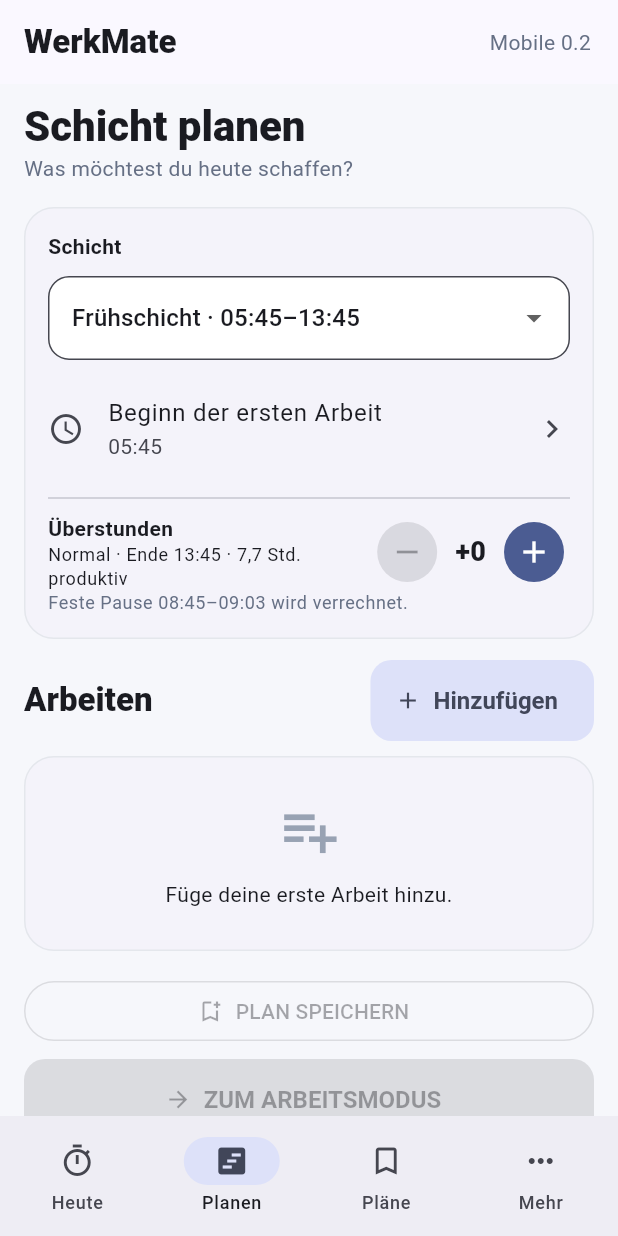
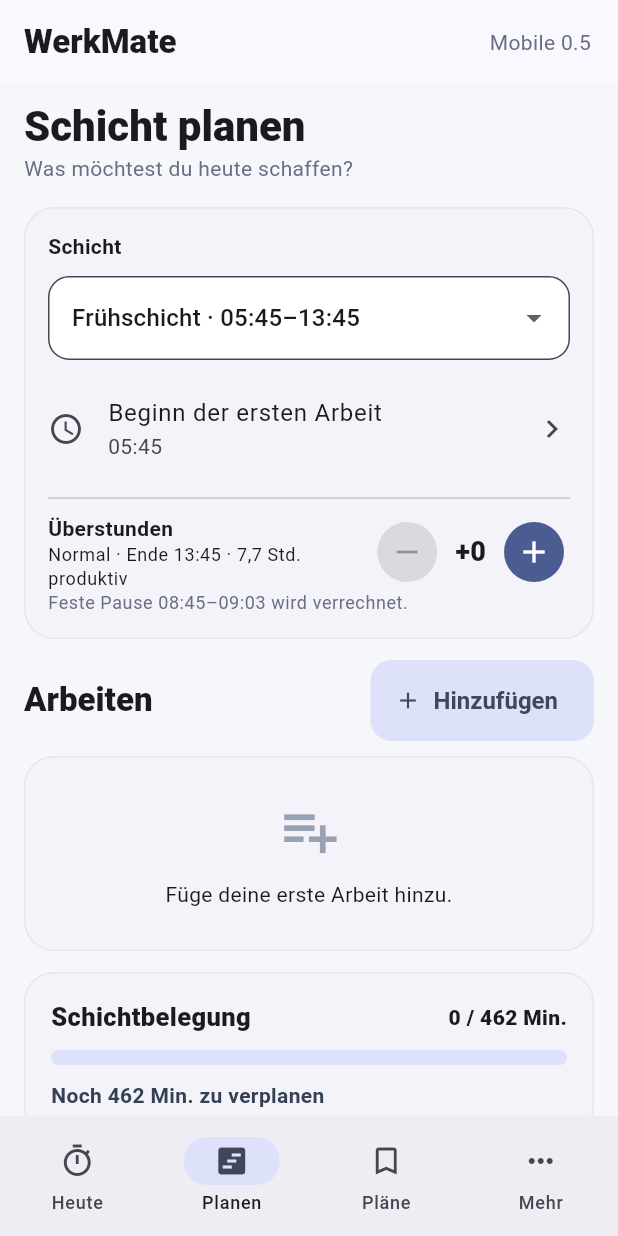
Before and after one commit to heinrichheinrichson-bit/WerkMate, a Flutter app: the screen it shows after launch, on a phone screen of 412 x 824 dp. Run offline on Flutter 3.47's test engine with Material 3 defaults, Android fonts, the light colour scheme and no system bars; our stand-ins replace clock, shared_preferences, timezone; missing offline and left inert: flutter_local_notifications_linux, flutter_local_notifications_platform_interface, flutter_local_notifications_windows.

Commit message:
Show remaining and overplanned shift capacity

```diff
--- a/mobile/lib/main.dart
+++ b/mobile/lib/main.dart
@@ -115,7 +115,7 @@
           padding: EdgeInsets.only(right: 18),
           child: Center(
             child: Text(
-              'Mobile 0.2',
+              'Mobile 0.5',
               style: TextStyle(color: Color(0xff667085)),
             ),
           ),
@@ -301,6 +301,16 @@
           shift.pauseEnd,
         ) /
         60;
+    final capacityMinutes = productiveHours * 60;
+    final plannedMinutes = widget.plan.items.fold<double>(
+      0,
+      (total, item) => total + item.quantity * item.minutesPerPiece,
+    );
+    final openMinutes = capacityMinutes - plannedMinutes;
+    final overplanned = openMinutes < 0;
+    final planProgress = capacityMinutes <= 0
+        ? 0.0
+        : (plannedMinutes / capacityMinutes).clamp(0.0, 1.0);
     return ResponsivePage(
       children: [
         const PageTitle(
@@ -464,7 +474,7 @@
                       style: const TextStyle(fontWeight: FontWeight.w700),
                     ),
                     subtitle: Text(
-                      '${item.quantity} Stück · ${_number(item.minutesPerPiece)} min/Stück',
+                      '${item.quantity} Stück · ${_number(item.minutesPerPiece)} min/Stück · ${_number(item.quantity * item.minutesPerPiece)} Min. gesamt',
                     ),
                     trailing: PopupMenuButton<String>(
                       onSelected: (value) {
@@ -487,6 +497,56 @@
               );
             },
           ),
+        const SizedBox(height: 14),
+        Card(
+          color: overplanned ? const Color(0xffffe4e0) : null,
+          child: Padding(
+            padding: const EdgeInsets.all(18),
+            child: Column(
+              crossAxisAlignment: CrossAxisAlignment.start,
+              children: [
+                Row(
+                  children: [
+                    const Expanded(
+                      child: Text(
+                        'Schichtbelegung',
+                        style: TextStyle(
+                          fontSize: 17,
+                          fontWeight: FontWeight.w800,
+                        ),
+                      ),
+                    ),
+                    Text(
+                      '${_number(plannedMinutes)} / ${_number(capacityMinutes)} Min.',
+                      style: const TextStyle(fontWeight: FontWeight.w800),
+                    ),
+                  ],
+                ),
+                const SizedBox(height: 10),
+                LinearProgressIndicator(
+                  value: planProgress,
+                  minHeight: 10,
+                  borderRadius: BorderRadius.circular(99),
+                  color: overplanned ? const Color(0xffd92d20) : null,
+                ),
+                const SizedBox(height: 10),
+                Text(
+                  overplanned
+                      ? '${_number(openMinutes.abs())} Min. über die Schicht hinaus verplant'
+                      : openMinutes == 0
+                      ? 'Schicht vollständig verplant'
+                      : 'Noch ${_number(openMinutes)} Min. zu verplanen',
+                  style: TextStyle(
+                    color: overplanned
+                        ? const Color(0xffb42318)
+                        : const Color(0xff344054),
+                    fontWeight: FontWeight.w700,
+                  ),
+                ),
+              ],
+            ),
+          ),
+        ),
         if (error != null)
           Padding(
             padding: const EdgeInsets.only(top: 8),
--- a/mobile/pubspec.yaml
+++ b/mobile/pubspec.yaml
@@ -16,7 +16,7 @@
 # https://developer.apple.com/library/archive/documentation/General/Reference/InfoPlistKeyReference/Articles/CoreFoundationKeys.html
 # In Windows, build-name is used as the major, minor, and patch parts
 # of the product and file versions while build-number is used as the build suffix.
-version: 0.4.0+4
+version: 0.5.0+5
 
 environment:
   sdk: ^3.12.2
```
Also changed, not shown: 2 other files.
